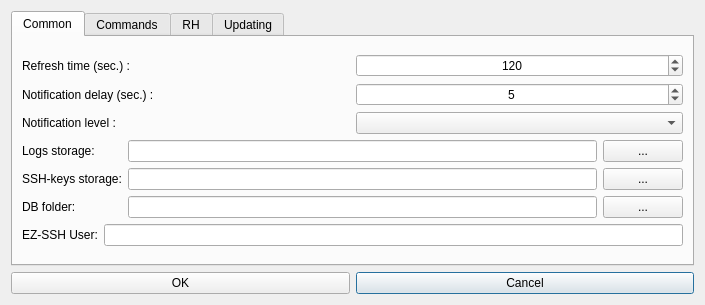
This is hub/forms/DlgSettings.ui in subutai-io/control-center as Qt 5 draws it before an edit. The edited form follows.
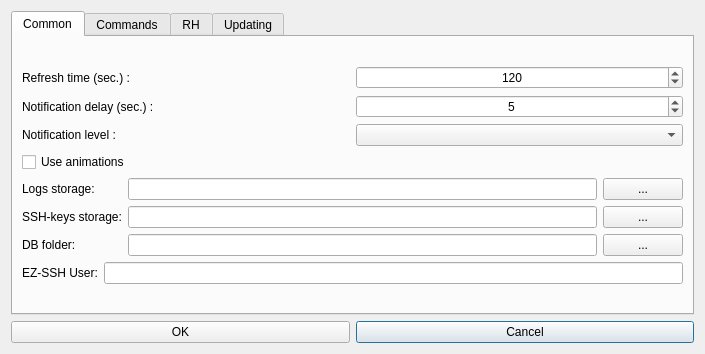
This is the edited form. Icons and pictures are not drawn.

Commit message: Added 'use animations' setting. Added animations to standard dialogs

What changed in the file:
```diff
--- a/hub/forms/DlgSettings.ui
+++ b/hub/forms/DlgSettings.ui
@@ -7,7 +7,7 @@
     <x>0</x>
     <y>0</y>
     <width>705</width>
-    <height>305</height>
+    <height>354</height>
    </rect>
   </property>
   <property name="windowTitle">
@@ -113,7 +113,7 @@
              </item>
             </layout>
            </item>
-           <item row="1" column="0">
+           <item row="2" column="0">
             <layout class="QGridLayout" name="gridLayout_4">
              <item row="0" column="0">
               <widget class="QLabel" name="lbl_logs_storage">
@@ -168,7 +168,7 @@
              </item>
             </layout>
            </item>
-           <item row="2" column="0">
+           <item row="3" column="0">
             <layout class="QGridLayout" name="gridLayout_2">
              <item row="0" column="0">
               <widget class="QLabel" name="lbl_ssh_user">
@@ -182,6 +182,13 @@
              </item>
             </layout>
            </item>
+           <item row="1" column="0">
+            <widget class="QCheckBox" name="chk_use_animations">
+             <property name="text">
+              <string>Use animations</string>
+             </property>
+            </widget>
+           </item>
           </layout>
          </item>
         </layout>
```
The commit also changes 9 other files.
